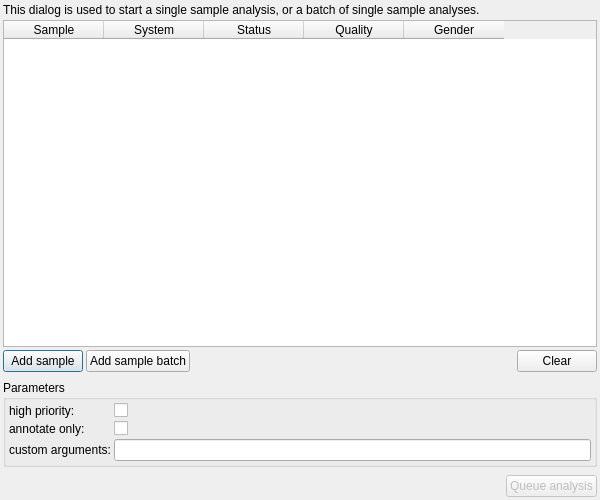
The window that src/GSvar/SingleSampleAnalysisDialog.ui (imgag/ngs-bits) describes before a commit, drawn with Qt 5.
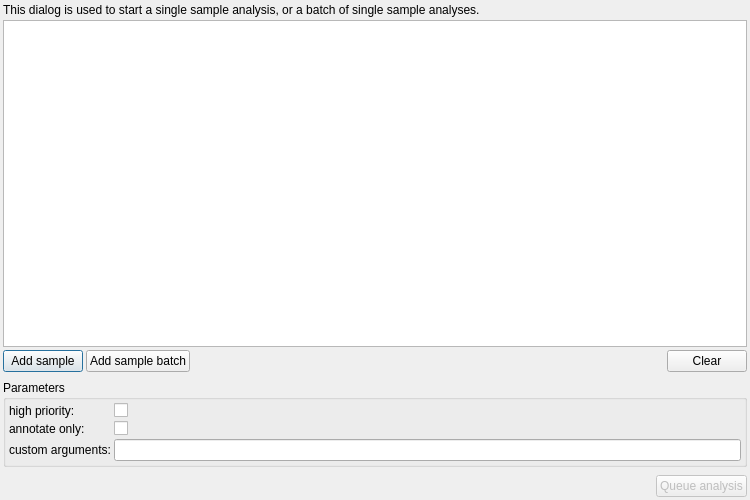
The same window after the commit. Icons and pictures are not drawn.

Commit message: GSvar: analysis dialogs now show disease group/status

```diff
--- a/src/GSvar/SingleSampleAnalysisDialog.ui
+++ b/src/GSvar/SingleSampleAnalysisDialog.ui
@@ -6,13 +6,13 @@
    <rect>
     <x>0</x>
     <y>0</y>
-    <width>600</width>
+    <width>750</width>
     <height>500</height>
    </rect>
   </property>
   <property name="minimumSize">
    <size>
-    <width>600</width>
+    <width>750</width>
     <height>500</height>
    </size>
   </property>
@@ -53,31 +53,6 @@
      <property name="editTriggers">
       <set>QAbstractItemView::NoEditTriggers</set>
      </property>
-     <column>
-      <property name="text">
-       <string>Sample</string>
-      </property>
-     </column>
-     <column>
-      <property name="text">
-       <string>System</string>
-      </property>
-     </column>
-     <column>
-      <property name="text">
-       <string>Status</string>
-      </property>
-     </column>
-     <column>
-      <property name="text">
-       <string>Quality</string>
-      </property>
-     </column>
-     <column>
-      <property name="text">
-       <string>Gender</string>
-      </property>
-     </column>
     </widget>
    </item>
    <item>
```
The commit also changes 9 other files.
